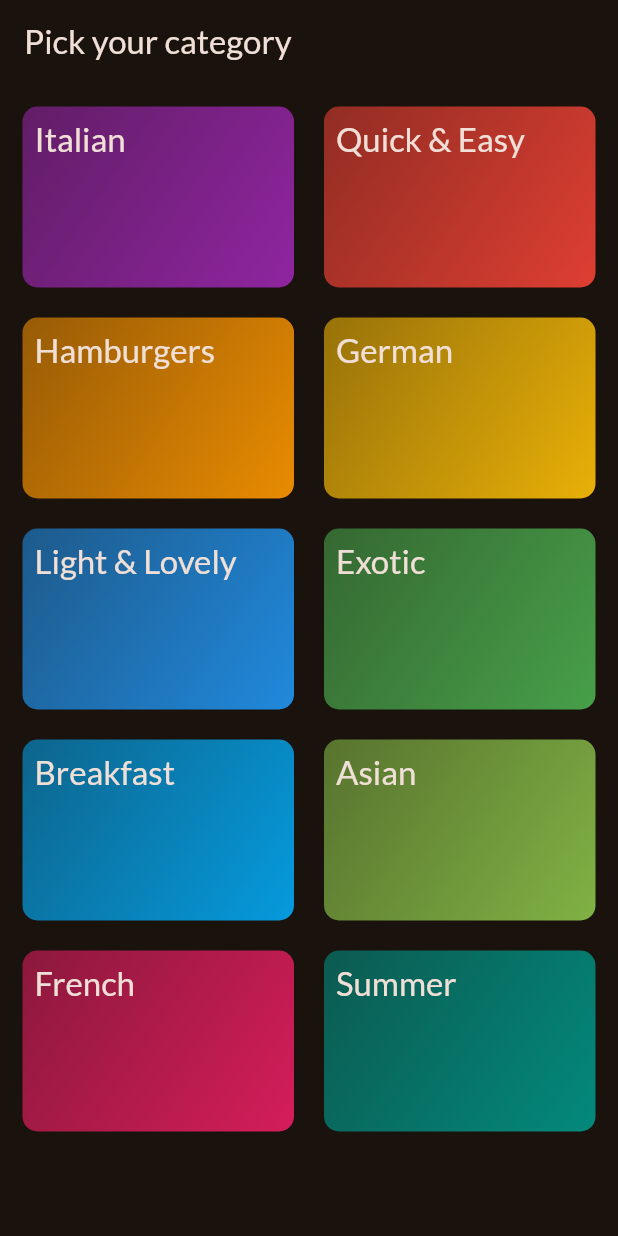
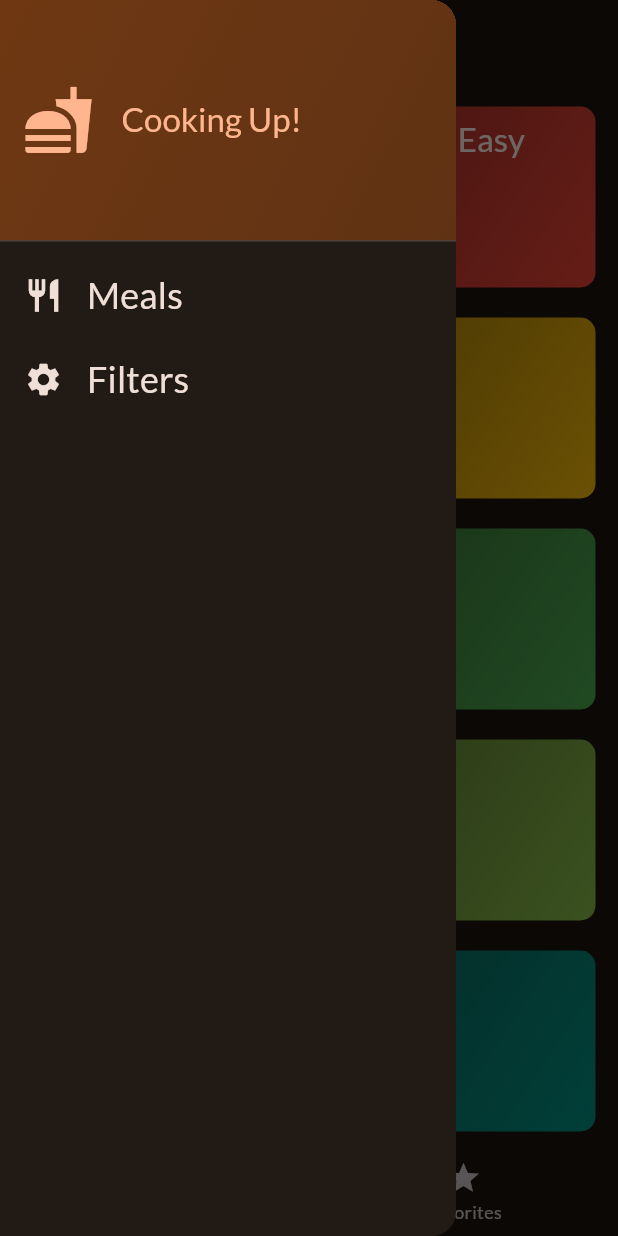
Before and after one commit to Bidhan-Poudel/flutter-practice-meals-app, a Flutter app: the screen it shows after launch, with the side drawer open (before the commit the screen has no drawer), on a phone screen of 412 x 824 dp. Run offline on Flutter 3.47's test engine with Material 2 defaults, Android fonts, the phone set to English and light mode, and no system bars; our stand-ins replace google_fonts, transparent_image.

Commit message:
added tabs screen and added drawer widget

```diff
--- a/lib/main.dart
+++ b/lib/main.dart
@@ -2,7 +2,8 @@ import 'package:flutter/material.dart';
 
 import 'package:google_fonts/google_fonts.dart';
 
-import 'package:todo_app/screens/categories.dart';
+
+import 'package:todo_app/screens/tabs.dart';
 
 
 final theme = ThemeData(
@@ -25,7 +26,7 @@ class App extends StatelessWidget {
   Widget build(BuildContext context) {
     return MaterialApp(
       theme: theme,
-      home:const  CategoriesScreen(),
+      home:const  TabsScreen(),
     );
   }
 }
--- a/lib/screens/categories.dart
+++ b/lib/screens/categories.dart
@@ -1,12 +1,14 @@
 import 'package:flutter/material.dart';
 import 'package:todo_app/data/dummy_data.dart';
 import 'package:todo_app/models/category.dart';
+import 'package:todo_app/models/meal.dart';
 import 'package:todo_app/screens/meals.dart';
 import 'package:todo_app/widgets/category_grid_item.dart';
 
 class CategoriesScreen extends StatelessWidget {
-  const CategoriesScreen({super.key});
+  const CategoriesScreen({super.key, required this.onToggleFavorite});
 
+  final void Function (Meal meal) onToggleFavorite;
   void _selectCategory(BuildContext context, Category category) {
     final filteredMeals = dummyMeals
         .where((meal) => meal.categories.contains(category.id))
@@ -14,7 +16,7 @@ class CategoriesScreen extends StatelessWidget {
 
     Navigator.of(context).push(
       MaterialPageRoute(
-        builder: (ctx) => MealsScreen(title: category.title, meals: filteredMeals, ),
+        builder: (ctx) => MealsScreen(title: category.title, meals: filteredMeals,onToggleFavorite:onToggleFavorite ,),
       ),
     );
     // Navigator.push(context, route);
@@ -22,11 +24,8 @@ class CategoriesScreen extends StatelessWidget {
 
   @override
   Widget build(BuildContext context) {
-    return Scaffold(
-      appBar: AppBar(
-        title: const Text('Pick your category'),
-      ),
-      body: GridView(
+    return
+     GridView(
         padding: const EdgeInsets.symmetric(horizontal: 15, vertical: 15),
         gridDelegate: const SliverGridDelegateWithFixedCrossAxisCount(
             crossAxisCount: 2,
@@ -43,7 +42,6 @@ class CategoriesScreen extends StatelessWidget {
               },
             )
         ],
-      ),
     );
   }
 }
--- /dev/null
+++ b/lib/screens/tabs.dart
@@ -0,0 +1,77 @@
+import 'package:flutter/material.dart';
+import 'package:todo_app/models/meal.dart';
+import 'package:todo_app/screens/categories.dart';
+import 'package:todo_app/screens/meals.dart';
+import 'package:todo_app/widgets/main_drawer.dart';
+
+class TabsScreen extends StatefulWidget {
+  const TabsScreen({super.key});
+
+  @override
+  State<TabsScreen> createState() {
+    return _TabsScreenState();
+  }
+}
+
+class _TabsScreenState extends State<TabsScreen> {
+
+  int _selectedPageIndex=0;
+  final List<Meal> _favoriteMeals=[];
+
+  void _showInfoMessage(String message){
+    ScaffoldMessenger.of(context).clearSnackBars();
+    ScaffoldMessenger.of(context).showSnackBar(SnackBar(content: Text(message)));
+  }
+
+  void _toggleMealFavoriteStatus(Meal meal){
+    final isExisting= _favoriteMeals.contains(meal);
+
+    if(isExisting){
+      setState(() {
+        _favoriteMeals.remove(meal);
+      });
+      _showInfoMessage("Meal is no longer a favorite.");
+    }
+    else{
+      setState(() {
+      _favoriteMeals.add(meal);
+      });
+      _showInfoMessage("Meal is marked as a favorite");
+    }
+  }
+
+  void _selectPage(int index){
+  setState(() {
+    _selectedPageIndex=index;
+  });
+  }
+
+  @override
+  Widget build(BuildContext context) {
+
+    Widget activePage=  CategoriesScreen(onToggleFavorite: _toggleMealFavoriteStatus,);
+    var activePageTitle= 'Catgories';
+
+    if(_selectedPageIndex==1){
+      activePage= MealsScreen( meals: _favoriteMeals, onToggleFavorite: _toggleMealFavoriteStatus ,);
+      activePageTitle = 'Your Favorites';
+    }
+
+    return Scaffold(
+      appBar: AppBar(
+        title: Text(activePageTitle),
+        ),
+      drawer: const MainDrawer(),
+
+      body: activePage ,
+      bottomNavigationBar: BottomNavigationBar(
+        onTap: _selectPage,
+        currentIndex: _selectedPageIndex,
+        items:const [
+           BottomNavigationBarItem(icon: Icon(Icons.set_meal), label: "Categories"),
+           BottomNavigationBarItem(icon: Icon(Icons.star), label:'Favorites' ,),
+        ]
+      ),
+    );
+  }
+}
--- /dev/null
+++ b/lib/widgets/main_drawer.dart
@@ -0,0 +1,75 @@
+import 'package:flutter/material.dart';
+
+class MainDrawer extends StatelessWidget {
+  const MainDrawer({super.key});
+
+  @override
+  Widget build(BuildContext context) {
+    return Drawer(
+      child: Column(
+        children: [
+          DrawerHeader(
+            padding: const EdgeInsets.all(15),
+            decoration: BoxDecoration(
+                gradient: LinearGradient(
+              colors: [
+                Theme.of(context).colorScheme.primaryContainer,
+                Theme.of(context).colorScheme.primaryContainer.withOpacity(0.8),
+              ],
+              begin: Alignment.topLeft,
+              end: Alignment.bottomRight,
+            )),
+            child: Row(
+              children: [
+                Icon(
+                  Icons.fastfood,
+                  size: 48,
+                  color: Theme.of(context).colorScheme.primary,
+                ),
+                const SizedBox(
+                  width: 18,
+                ),
+                Text(
+                  'Cooking Up!',
+                  style: Theme.of(context).textTheme.titleLarge!.copyWith(
+                        color: Theme.of(context).colorScheme.primary,
+                      ),
+                ),
+              ],
+            ),
+          ),
+          ListTile(
+            leading: Icon(
+              Icons.restaurant,
+              size: 26,
+              color: Theme.of(context).colorScheme.onBackground,
+            ),
+            title: Text(
+              'Meals',
+              style: Theme.of(context).textTheme.titleSmall!.copyWith(
+                    color: Theme.of(context).colorScheme.onBackground,
+                    fontSize: 24,
+                  ),
+            ),
+            onTap: () {},
+          ),
+          ListTile(
+            leading: Icon(
+              Icons.settings,
+              size: 26,
+              color: Theme.of(context).colorScheme.onBackground,
+            ),
+            title: Text(
+              'Filters',
+              style: Theme.of(context).textTheme.titleSmall!.copyWith(
+                    color: Theme.of(context).colorScheme.onBackground,
+                    fontSize: 24,
+                  ),
+            ),
+            onTap: () {},
+          ),
+        ],
+      ),
+    );
+  }
+}
```
Also changed, not shown: lib/screens/meal_detail.dart (+64 -5 lines), lib/screens/meals.dart (+26 -7 lines).
